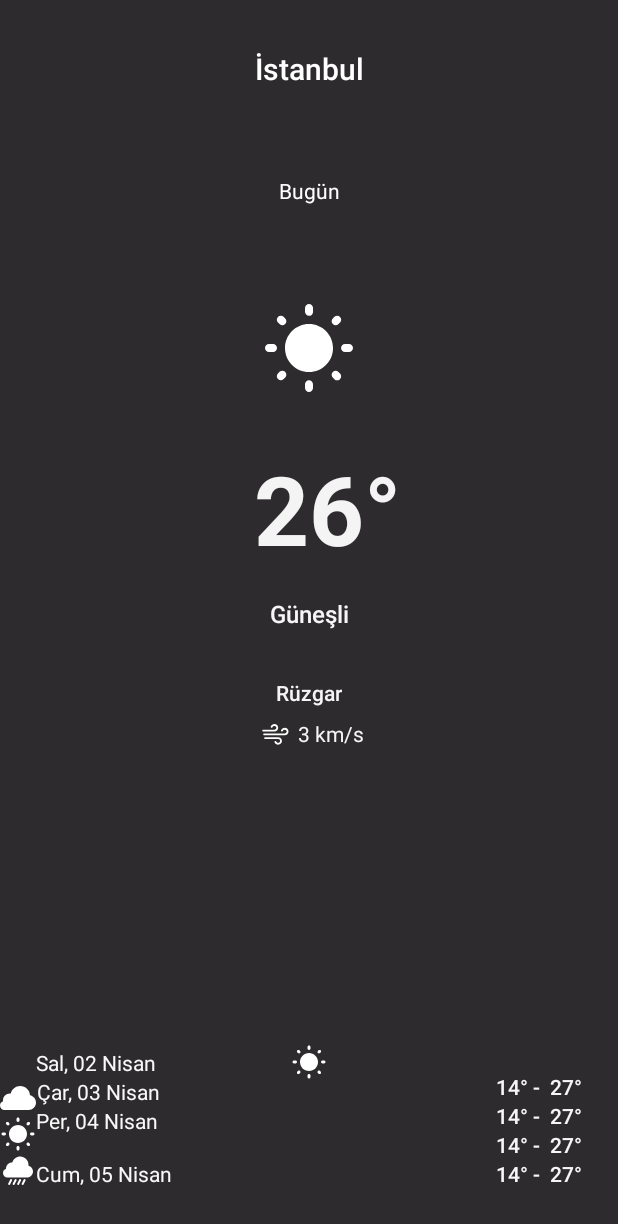
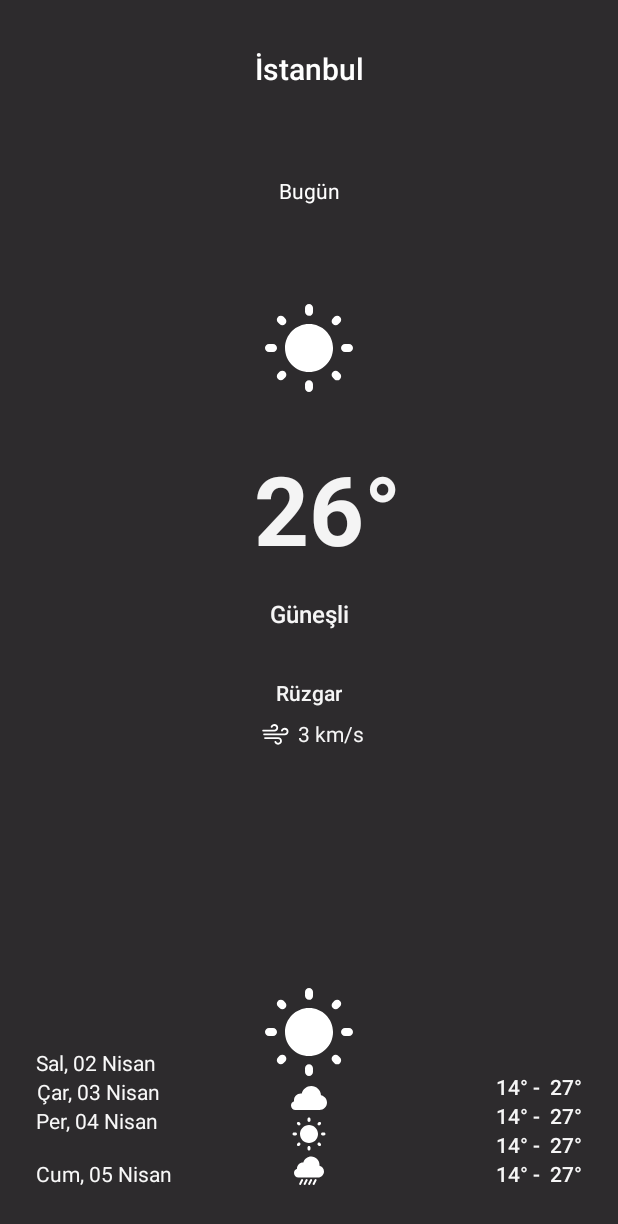
Before and after one commit to ranaturker/WeatherApp, an Android app: the screen it shows after launch (MainActivity), on a phone screen of 412 x 824 dp. Shown: the top 1224 px of the screen. Run offline under Robolectric (Android 15) with nearby library versions, the phone set to English and light mode, and no system bars.

Commit message:
Change icon size

```diff
--- a/app/src/main/res/drawable/ic_sunny_2.xml
+++ b/app/src/main/res/drawable/ic_sunny_2.xml
@@ -1,6 +1,6 @@
 <vector xmlns:android="http://schemas.android.com/apk/res/android"
-    android:width="24dp"
-    android:height="24dp"
+    android:width="64dp"
+    android:height="64dp"
     android:viewportWidth="24"
     android:viewportHeight="24">
   <path
--- a/app/src/main/res/layout/activity_main.xml
+++ b/app/src/main/res/layout/activity_main.xml
@@ -106,8 +106,8 @@
 
     <ImageView
         android:id="@+id/imageView2"
-        android:layout_width="64dp"
-        android:layout_height="64dp"
+        android:layout_width="wrap_content"
+        android:layout_height="wrap_content"
         android:layout_marginTop="64dp"
         android:layout_marginBottom="561dp"
         app:layout_constraintBottom_toBottomOf="parent"
@@ -203,24 +203,27 @@
         android:layout_width="24dp"
         android:layout_height="24dp"
         app:layout_constraintBottom_toTopOf="@+id/imageView6"
-        app:srcCompat="@drawable/ic_cloudy_2"
-        tools:layout_editor_absoluteX="193dp" />
+        app:layout_constraintEnd_toEndOf="parent"
+        app:layout_constraintStart_toStartOf="parent"
+        app:srcCompat="@drawable/ic_cloudy_2" />
 
     <ImageView
         android:id="@+id/imageView6"
         android:layout_width="24dp"
         android:layout_height="24dp"
         app:layout_constraintBottom_toTopOf="@+id/imageView7"
-        app:srcCompat="@drawable/ic_sunny_2"
-        tools:layout_editor_absoluteX="193dp" />
+        app:layout_constraintEnd_toEndOf="parent"
+        app:layout_constraintStart_toStartOf="parent"
+        app:srcCompat="@drawable/ic_sunny_2" />
 
     <ImageView
         android:id="@+id/imageView7"
         android:layout_width="24dp"
         android:layout_height="24dp"
         app:layout_constraintBottom_toBottomOf="@+id/textView10"
-        app:srcCompat="@drawable/ic_rainy_2"
-        tools:layout_editor_absoluteX="193dp" />
+        app:layout_constraintEnd_toEndOf="parent"
+        app:layout_constraintStart_toStartOf="parent"
+        app:srcCompat="@drawable/ic_rainy_2" />
 
     <TextView
         android:id="@+id/textView11"
```
